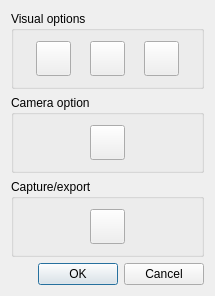
s-du/IRMapper, file gui/ui/visu_open_window.ui: the form before one commit.
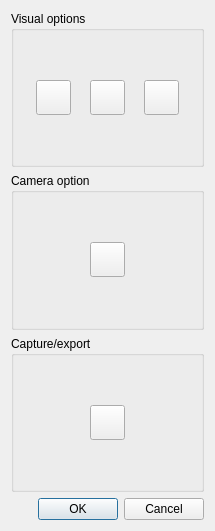
The form after the commit.

```diff
--- a/gui/ui/visu_open_window.ui
+++ b/gui/ui/visu_open_window.ui
@@ -7,9 +7,21 @@
     <x>0</x>
     <y>0</y>
     <width>215</width>
-    <height>296</height>
+    <height>531</height>
    </rect>
   </property>
+  <property name="maximumSize">
+   <size>
+    <width>215</width>
+    <height>16777215</height>
+   </size>
+  </property>
+  <property name="baseSize">
+   <size>
+    <width>215</width>
+    <height>0</height>
+   </size>
+  </property>
   <property name="windowTitle">
    <string>Dialog</string>
   </property>
```
